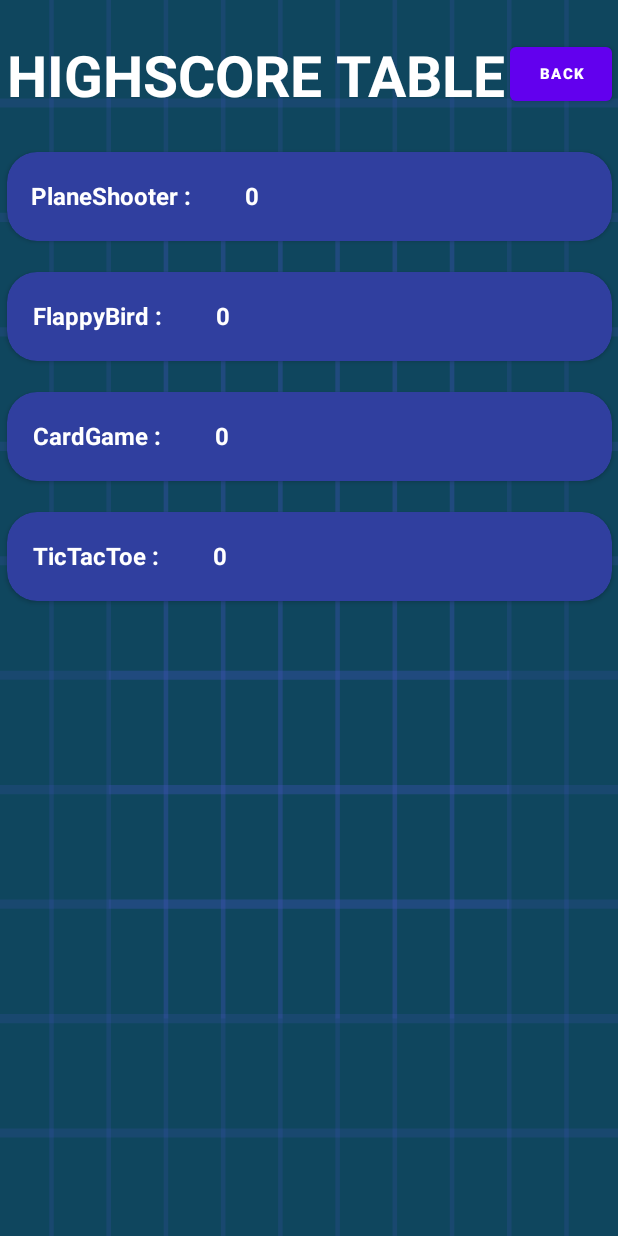
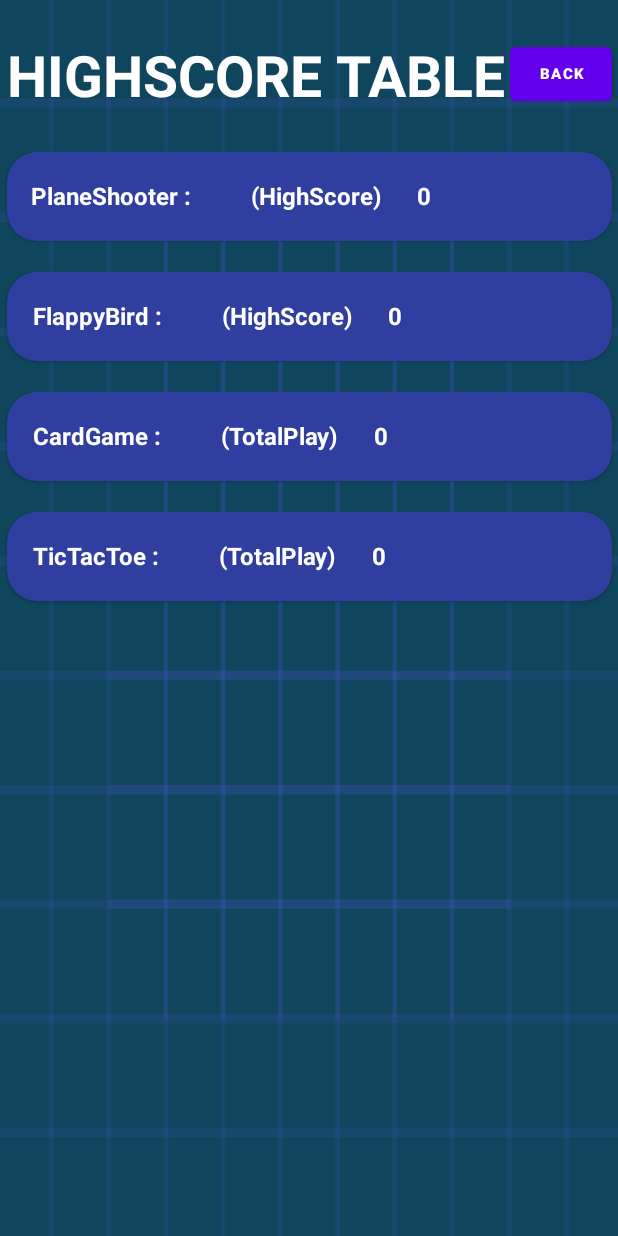
Before and after one commit to Hydofbl/GameHubMobile, an Android app: the HighScoreBoard screen opened directly, with no data from a screen before it, on a phone screen of 412 x 824 dp. Run offline under Robolectric (Android 15) with nearby library versions, the phone set to English and light mode, and no system bars.

Commit message:
HighScore Table arranged.

```diff
--- a/app/src/main/java/com/example/gamehubmobile/HighScoreBoard.java
+++ b/app/src/main/java/com/example/gamehubmobile/HighScoreBoard.java
@@ -31,19 +31,18 @@ public class HighScoreBoard extends AppCompatActivity {
 
         recyclerView.setAdapter(highScoreAdapter);
         recyclerView.setLayoutManager(new LinearLayoutManager(this));
-
-
-        System.out.println(highScoreAdapter.getItemCount() + " AAAAAAAAAAAAAAAAAAAAAAAAAAAA");
     }
 
     private void setUpHighScoreModels(){
         String[] gameNames = getResources().getStringArray(R.array.game_names);
+        String[] scoreTypes = getResources().getStringArray(R.array.score_types);
+
         SharedPreferences pref = getSharedPreferences("MyPref", 0);
         int gameHighScore;
 
         for (int i = 0; i < gameNames.length; i++) {
             gameHighScore = pref.getInt(gameNames[i], 0);
-            highScoreModels.add(new HighScoreModel(gameNames[i], Integer.toString(gameHighScore)));
+            highScoreModels.add(new HighScoreModel(gameNames[i], Integer.toString(gameHighScore), scoreTypes[i]));
         }
     }
 
--- a/app/src/main/java/com/example/gamehubmobile/adapters/HighScoreAdapter.java
+++ b/app/src/main/java/com/example/gamehubmobile/adapters/HighScoreAdapter.java
@@ -37,6 +37,7 @@ public class HighScoreAdapter extends RecyclerView.Adapter<HighScoreAdapter.MyVi
     public void onBindViewHolder(@NonNull HighScoreAdapter.MyViewHolder holder, int position) {
         holder.gameName.setText(highScoreModels.get(position).getGameName() + " : ");
         holder.gameHighScore.setText(highScoreModels.get(position).getHighScore());
+        holder.scoreType.setText(" (" + highScoreModels.get(position).getScoreType() + ") ");
     }
 
     @Override
@@ -48,12 +49,14 @@ public class HighScoreAdapter extends RecyclerView.Adapter<HighScoreAdapter.MyVi
 
         TextView gameName;
         TextView gameHighScore;
+        TextView scoreType;
 
         public MyViewHolder(@NonNull View itemView) {
             super(itemView);
 
             gameName = itemView.findViewById(R.id.gameNameText);
             gameHighScore = itemView.findViewById(R.id.gameHighScoreText);
+            scoreType = itemView.findViewById(R.id.scoreTypeText);
         }
     }
 }
--- a/app/src/main/java/com/example/gamehubmobile/models/HighScoreModel.java
+++ b/app/src/main/java/com/example/gamehubmobile/models/HighScoreModel.java
@@ -3,10 +3,12 @@ package com.example.gamehubmobile.models;
 public class HighScoreModel {
     String gameName;
     String highScore;
+    String scoreType;
 
-    public HighScoreModel(String gameName, String highScore) {
+    public HighScoreModel(String gameName, String highScore, String scoreType) {
         this.gameName = gameName;
         this.highScore = highScore;
+        this.scoreType = scoreType;
     }
 
     public String getGameName() {
@@ -16,4 +18,8 @@ public class HighScoreModel {
     public String getHighScore() {
         return highScore;
     }
+
+    public String getScoreType() {
+        return scoreType;
+    }
 }
--- a/app/src/main/res/layout/highscore_recycler_row.xml
+++ b/app/src/main/res/layout/highscore_recycler_row.xml
@@ -38,7 +38,7 @@
                 app:layout_constraintTop_toTopOf="parent" />
 
             <TextView
-                android:id="@+id/gameHighScoreText"
+                android:id="@+id/scoreTypeText"
                 android:layout_width="wrap_content"
                 android:layout_height="wrap_content"
                 android:layout_marginStart="32dp"
@@ -49,6 +49,19 @@
                 android:textStyle="bold"
                 app:layout_constraintStart_toEndOf="@+id/gameNameText"
                 app:layout_constraintTop_toTopOf="parent" />
+
+            <TextView
+                android:id="@+id/gameHighScoreText"
+                android:layout_width="wrap_content"
+                android:layout_height="wrap_content"
+                android:layout_marginStart="20dp"
+                android:layout_marginTop="18dp"
+                android:text="TextView"
+                android:textColor="@color/white"
+                android:textSize="16dp"
+                android:textStyle="bold"
+                app:layout_constraintStart_toEndOf="@+id/scoreTypeText"
+                app:layout_constraintTop_toTopOf="parent" />
         </androidx.constraintlayout.widget.ConstraintLayout>
     </androidx.cardview.widget.CardView>
 </androidx.constraintlayout.widget.ConstraintLayout>
--- a/app/src/main/res/values/strings.xml
+++ b/app/src/main/res/values/strings.xml
@@ -6,6 +6,13 @@
         <item>FlappyBird</item>
         <item>CardGame</item>
         <item>TicTacToe</item>
+    </string-array>
+
+    <string-array name="score_types">
+        <item>HighScore</item>
+        <item>HighScore</item>
+        <item>TotalPlay</item>
+        <item>TotalPlay</item>
     </string-array>
 
     <string name="enter_button">Play</string>
```
